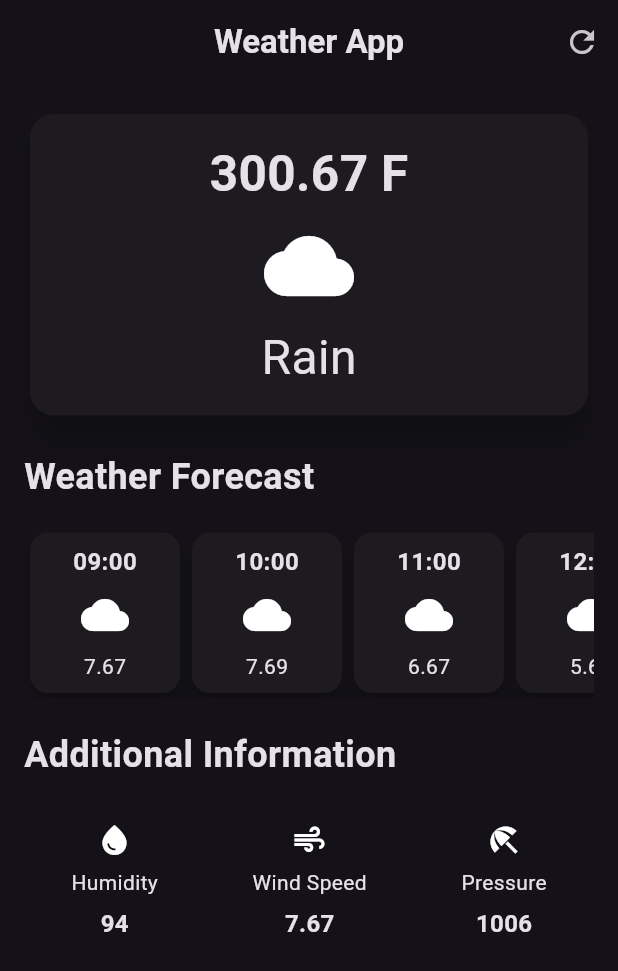
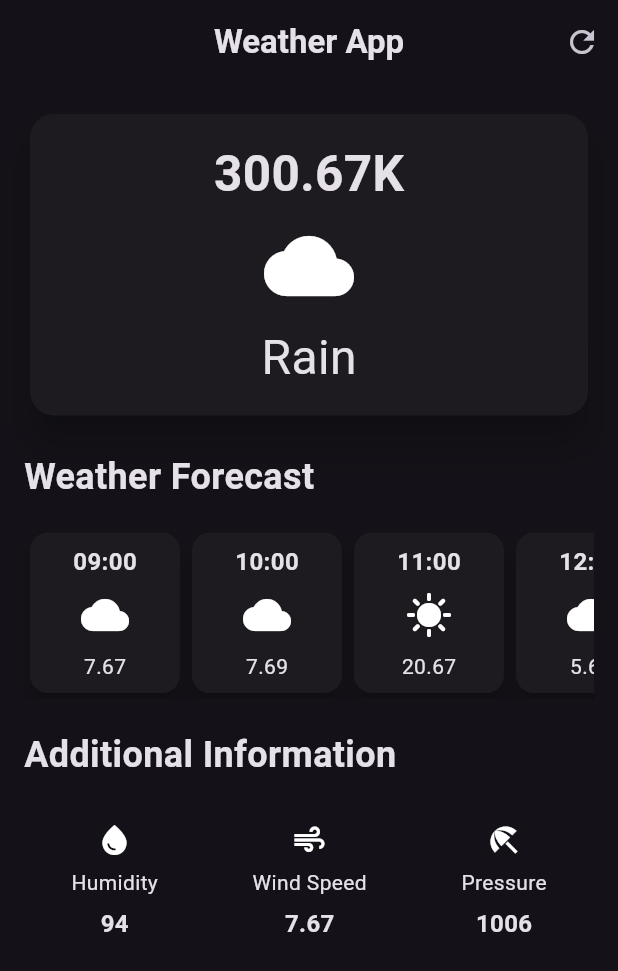
Before and after one commit to GreatGrant/Flutter-Weather-App, a Flutter app: the screen it shows after launch, on a phone screen of 412 x 824 dp. Shown: the top 971 px of the screen. Run offline on Flutter 3.47's test engine with Material 3 defaults, Android fonts, the phone set to English and light mode, and no system bars; our stand-ins replace flutter_dotenv.

```diff
--- a/lib/main.dart
+++ b/lib/main.dart
@@ -14,7 +14,7 @@ class MyApp extends StatelessWidget {
     return MaterialApp(
       debugShowCheckedModeBanner: false,
       theme: ThemeData.dark(useMaterial3: true),
-      home: const HomePage(title: 'Currency Converter'),
+      home: const HomePage(title: "Weather App"),
     );
   }
 }
--- a/lib/screens/pages/weather_screen.dart
+++ b/lib/screens/pages/weather_screen.dart
@@ -2,11 +2,23 @@ import 'package:flutter/material.dart';
 import '../../additional_info_item.dart';
 import '../../hourly_forecast_card_item.dart';
 import '../../title_text_widget.dart';
+import 'package:http/http.dart' as http;
+import 'package:flutter_dotenv/flutter_dotenv.dart';
 
 class HomePage extends StatefulWidget{
   const HomePage({super.key, required  this.title});
+  final String title;
 
-  final String title;
+  Future getCurrentWeather() async{
+    const String cityName = "Abuja,ng";
+    await dotenv.load();
+
+    String? appId = dotenv.env["API_KEY"];
+
+    final res = await http.get(
+      Uri.parse("api.openweathermap.org/data/2.5/weather?q=$cityName&APPID=$appId")
+    );
+  }
 
   @override
   State<StatefulWidget> createState() => HomePageState();
@@ -18,9 +30,9 @@ class HomePageState extends State<HomePage>{
   Widget build(BuildContext context) {
     return Scaffold(
       appBar: AppBar(
-        title: const Text(
-          "Weather App",
-          style:  TextStyle(fontWeight: FontWeight.bold),
+        title: Text(
+          widget.title,
+          style:  const TextStyle(fontWeight: FontWeight.bold),
         ),
         centerTitle: true,
         actions:  [
@@ -30,7 +42,8 @@ class HomePageState extends State<HomePage>{
           )
         ],
       ),
-      body:  Padding(
+      body:  SafeArea(
+        child: Padding(
           padding: const EdgeInsets.all(16.0),
           child: Column(
             crossAxisAlignment: CrossAxisAlignment.start,
@@ -47,7 +60,7 @@ class HomePageState extends State<HomePage>{
                     child: Column(
                       children: [
                         Text(
-                        "300.67 F",
+                          "300.67K",
                           style: TextStyle(
                             fontSize: 33,
                             fontWeight: FontWeight.bold
@@ -76,7 +89,7 @@ class HomePageState extends State<HomePage>{
                   children: [
                     HourlyForecastCardItem(time: "09:00", temperature: "7.67", icon: Icons.cloud),
                     HourlyForecastCardItem(time: "10:00", temperature: "7.69", icon: Icons.cloud),
-                  HourlyForecastCardItem(time: "11:00", temperature: "6.67", icon: Icons.cloud),
+                    HourlyForecastCardItem(time: "11:00", temperature: "20.67", icon: Icons.sunny),
                     HourlyForecastCardItem(time: "12:00", temperature: "5.67", icon: Icons.cloud),
                     HourlyForecastCardItem(time: "01:00", temperature: "7.70", icon: Icons.cloud),
                   ],
@@ -95,6 +108,7 @@ class HomePageState extends State<HomePage>{
               )
             ]
           ),
+        ),
       )
     );
   }
--- a/pubspec.yaml
+++ b/pubspec.yaml
@@ -30,6 +30,8 @@ environment:
 dependencies:
   flutter:
     sdk: flutter
+  http: ^1.1.2
+  flutter_dotenv: ^5.1.0
 
 
   # The following adds the Cupertino Icons font to your application.
@@ -45,7 +47,7 @@ dev_dependencies:
   # activated in the `analysis_options.yaml` file located at the root of your
   # package. See that file for information about deactivating specific lint
   # rules and activating additional ones.
-  flutter_lints: ^2.0.0
+  flutter_lints: ^3.0.1
 
 # For information on the generic Dart part of this file, see the
 # following page: https://dart.dev/tools/pub/pubspec
```
Also changed, not shown: pubspec.lock, 1 other file. Lines whose indentation alone changed are shown as unchanged.
